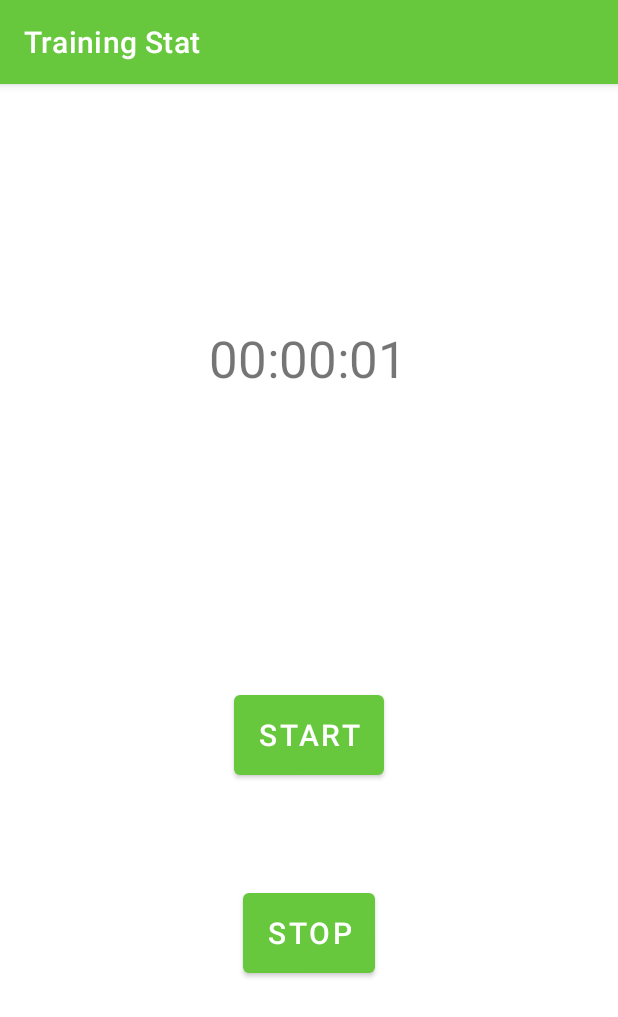
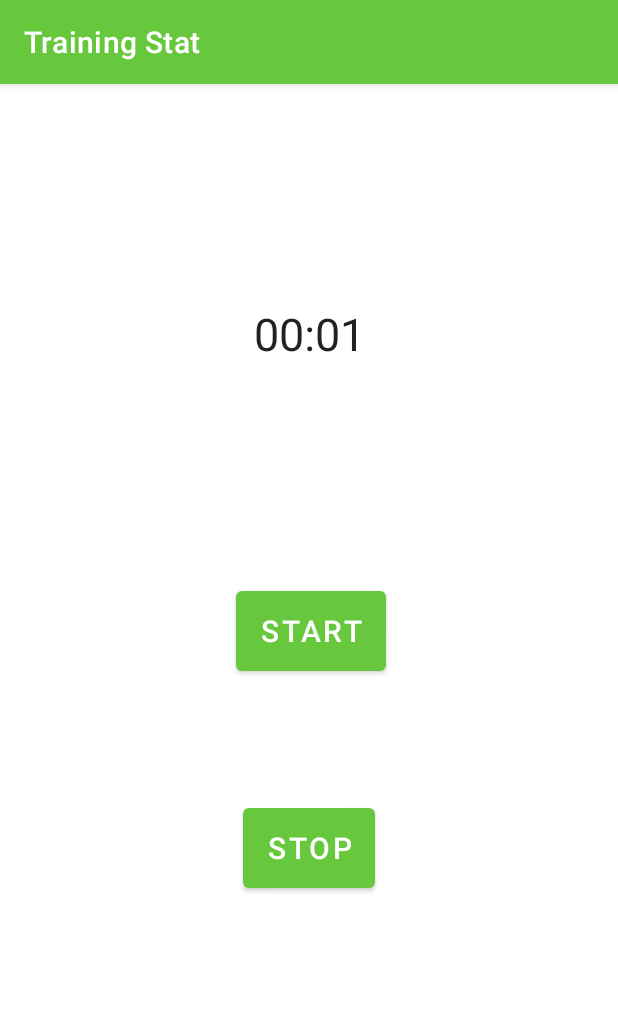
Before and after one commit to CarmeloAparo/TrainingStat, an Android app: the SessionActivity screen opened directly, with no data from a screen before it, after a tap on "PAUSE", on a phone screen of 412 x 824 dp. Shown: the top 1017 px of the screen. Run offline under Robolectric (Android 15) with nearby library versions, the phone set to English and light mode, and no system bars; 1 other tap on this screen came first.

Commit message:
Chronometer in session activity

```diff
--- a/TrainingStat/app/src/main/java/it/unipi/dii/trainingstat/MainActivity.java
+++ b/TrainingStat/app/src/main/java/it/unipi/dii/trainingstat/MainActivity.java
@@ -1,13 +1,12 @@
 package it.unipi.dii.trainingstat;
-
-import androidx.appcompat.app.AppCompatActivity;
 
 import android.content.Intent;
 import android.os.Bundle;
-import android.util.Log;
 import android.view.View;
 import android.widget.Button;
 import android.widget.EditText;
+
+import androidx.appcompat.app.AppCompatActivity;
 
 
 public class MainActivity extends AppCompatActivity implements View.OnClickListener {
--- a/TrainingStat/app/src/main/java/it/unipi/dii/trainingstat/SessionActivity.java
+++ b/TrainingStat/app/src/main/java/it/unipi/dii/trainingstat/SessionActivity.java
@@ -2,91 +2,74 @@ package it.unipi.dii.trainingstat;
 
 import android.content.Intent;
 import android.os.Bundle;
-import android.util.Log;
+import android.os.SystemClock;
 import android.view.View;
 import android.widget.Button;
+import android.widget.Chronometer;
 import android.widget.TextView;
 
 import androidx.appcompat.app.AppCompatActivity;
 
-import java.text.DateFormat;
-import java.text.SimpleDateFormat;
-import java.util.Calendar;
-import java.util.Date;
-import java.util.Locale;
-
 public class SessionActivity extends AppCompatActivity {
 
-    Date startTime;
-    TextView TimerTV;
-    boolean paused;
-
+    private Chronometer chronometer;
+    private long pauseOffset; // serve per tenere traccia del tempo contato prima di cliccare pausa
+    private boolean running;
 
     @Override
     protected void onCreate(Bundle savedInstanceState) {
         super.onCreate(savedInstanceState);
         setContentView(R.layout.activity_session);
 
+        // recupero session id
         Intent i = getIntent();
         String Username = i.getStringExtra("sessionId");
-        TextView UsernameTextView = (TextView) findViewById(R.id.SessionId);
+        TextView UsernameTextView = findViewById(R.id.SessionId);
         UsernameTextView.setText(Username);
 
-
-        TimerTV = findViewById(R.id.textViewTimer);
-        TimerTV.setText("00:00:00");
-
-        startTime = null;
-        paused = true;
+        chronometer = findViewById(R.id.chronometer);
 
     }
 
     // calls the right handler method depending on the state of the button
     public void startPauseButtonClicked(View view){
         Button b = (Button)view;
-        if(paused) startButtonClicked(b);
+
+        if(!running) startButtonClicked(b);
         else pauseButtonClicked(b);
-        paused = !paused;
+        running = !running;
     }
 
 
-    private void startButtonClicked(Button b) {
-        if(startTime == null){
-            startTime = Calendar.getInstance().getTime();
-        }
+    private void startButtonClicked(Button startPauseButton) {
 
-        Log.i("START", startTime.toString());
+        startPauseButton.setText(R.string.pause_button_text);
 
-        b.setText(R.string.pause_button_text);
+        chronometer.setBase(SystemClock.elapsedRealtime() - pauseOffset);
+        chronometer.start();
 
         //TODO fare partire il timer, inviare i dati al db
-
 
 
     }
 
 
-    private void pauseButtonClicked(Button b){
+    private void pauseButtonClicked(Button startPauseButton){
 
-        Log.i("PAUSE", startTime.toString());
-        b.setText(R.string.start_button_text);
-        Date now = Calendar.getInstance().getTime();
+        startPauseButton.setText(R.string.start_button_text);
 
-        long diff_millis = now.getTime() - startTime.getTime();
-        Date diff = new Date(diff_millis);
+        chronometer.stop();
+        pauseOffset = SystemClock.elapsedRealtime() - chronometer.getBase();
 
-        Log.i("DEBUG", diff.toString());
-
-        SimpleDateFormat df = new SimpleDateFormat("HH:mm:ss");
-
-        TimerTV.setText(df.format(diff));
-
-        // TODO fermare il timer
+        // TODO fermare il timer e il recupero dei vari dati
 
     }
 
 
     public void stopButtonClicked(View view) {
+        // ATTENZIONE QUESTA SAREBBE LA RESET QUINDI VA CAMBIATA
+        chronometer.setBase(SystemClock.elapsedRealtime());
+        pauseOffset = 0;
 
         /*
         TODO bloccare il timer,
@@ -95,9 +78,6 @@ public class SessionActivity extends AppCompatActivity {
            passare all'attività di visualizzazione delle statistiche
         */
 
-
-
     }
 
-
 }
--- a/TrainingStat/app/src/main/res/layout/activity_session.xml
+++ b/TrainingStat/app/src/main/res/layout/activity_session.xml
@@ -19,41 +19,41 @@
         app:layout_constraintTop_toTopOf="parent"
         app:layout_constraintVertical_bias="0.075" />
 
-    <TextView
-        android:id="@+id/textViewTimer"
+
+    <Chronometer
+        android:id="@+id/chronometer"
         android:layout_width="wrap_content"
         android:layout_height="wrap_content"
-        android:textSize="34sp"
-        app:layout_constraintBottom_toBottomOf="parent"
+        android:textSize="30sp"
+        app:layout_constraintBottom_toTopOf="@+id/StartButton"
         app:layout_constraintEnd_toEndOf="parent"
-        app:layout_constraintHorizontal_bias="0.498"
+        app:layout_constraintHorizontal_bias="0.5"
         app:layout_constraintStart_toStartOf="parent"
-        app:layout_constraintTop_toTopOf="parent"
-        app:layout_constraintVertical_bias="0.221" />
+        app:layout_constraintTop_toTopOf="parent" />
 
     <Button
         android:id="@+id/StartButton"
         android:layout_width="wrap_content"
         android:layout_height="65dp"
-        android:layout_marginTop="196dp"
+        android:layout_marginTop="332dp"
+        android:onClick="startPauseButtonClicked"
         android:text="@string/start_button_text"
         android:textSize="20sp"
         app:layout_constraintEnd_toEndOf="parent"
-        app:layout_constraintHorizontal_bias="0.501"
+        app:layout_constraintHorizontal_bias="0.504"
         app:layout_constraintStart_toStartOf="parent"
-        app:layout_constraintTop_toBottomOf="@+id/textViewTimer"
-        android:onClick="startPauseButtonClicked"/>
+        app:layout_constraintTop_toTopOf="parent" />
 
     <Button
         android:id="@+id/StopButton"
         android:layout_width="wrap_content"
         android:layout_height="65dp"
+        android:onClick="stopButtonClicked"
         android:text="@string/stop_button_text"
         android:textSize="20sp"
         app:layout_constraintBottom_toBottomOf="parent"
         app:layout_constraintEnd_toEndOf="parent"
         app:layout_constraintStart_toStartOf="parent"
         app:layout_constraintTop_toBottomOf="@+id/StartButton"
-        app:layout_constraintVertical_bias="0.283"
-        android:onClick="stopButtonClicked"/>
+        app:layout_constraintVertical_bias="0.26" />
 </androidx.constraintlayout.widget.ConstraintLayout>
```
